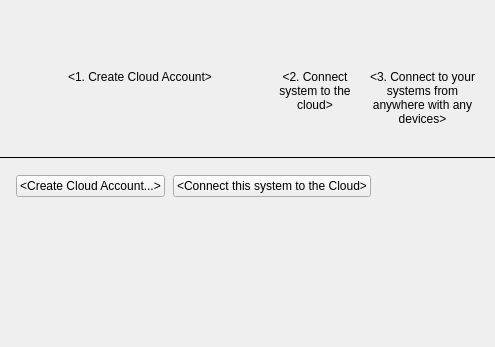
Above: client/libclient/src/ui/widgets/system_settings/cloud_management_widget.ui from networkoptix/nx_open before the change. Below: the same form after it.
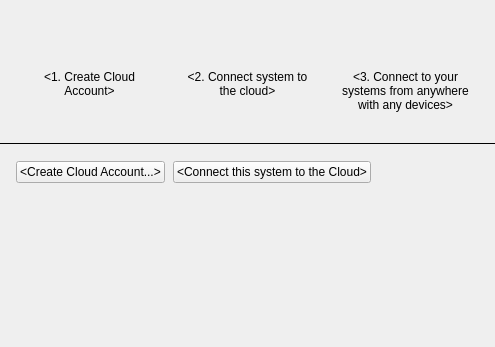
That is the form after the change. Custom widgets are drawn as their Qt base class.

Commit message:
VMS-5268 - Icons on Nx Cloud tab move right
<==== Mercurial data ====>
Branch: dev_3.0.0_gui

Patch:
```diff
--- a/client/libclient/src/ui/widgets/system_settings/cloud_management_widget.ui
+++ b/client/libclient/src/ui/widgets/system_settings/cloud_management_widget.ui
@@ -53,7 +53,7 @@
        </item>
        <item>
         <widget class="QnPanel" name="introWidget" native="true">
-         <layout class="QGridLayout" name="gridLayout" columnstretch="1,0,0,0,0">
+         <layout class="QGridLayout" name="gridLayout" columnstretch="1,0,1,0,1">
           <property name="leftMargin">
            <number>20</number>
           </property>
```
